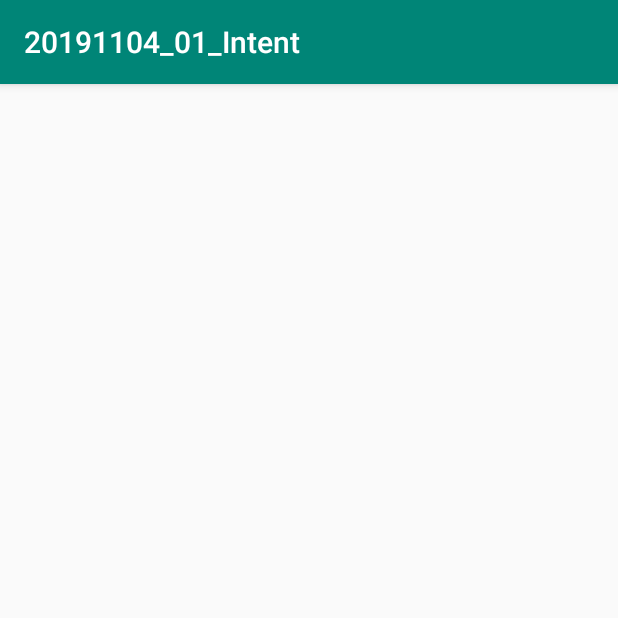
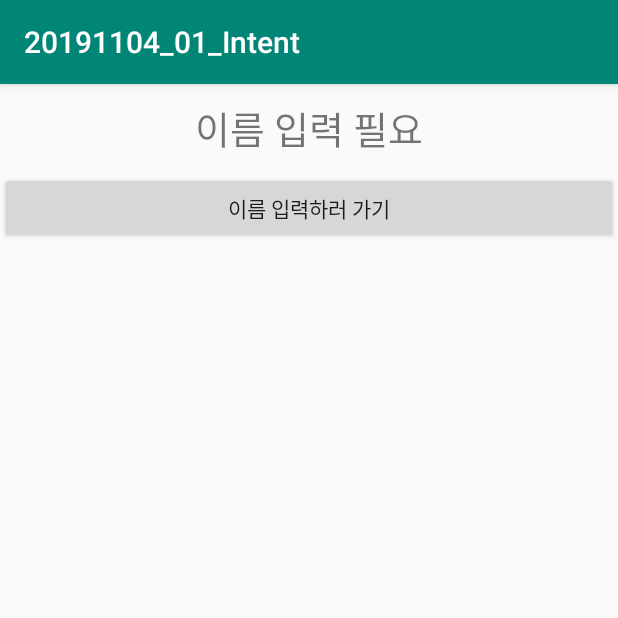
Before and after one commit to mikemskim/20191104_01_Intent, an Android app: the screen it shows after launch (MainActivity), on a phone screen of 412 x 824 dp, the top half of it. Run offline under Robolectric (Android 15) with nearby library versions, the phone set to English and light mode, and no system bars.

Commit message:
메인화면 그리기

```diff
--- a/app/src/main/res/layout/activity_main.xml
+++ b/app/src/main/res/layout/activity_main.xml
@@ -7,5 +7,23 @@
     android:orientation="vertical"
     tools:context=".MainActivity">
 
+    <LinearLayout
+        android:layout_width="match_parent"
+        android:layout_height="wrap_content"
+        android:padding="10dp"
+        android:gravity="center">
+
+        <TextView
+            android:layout_width="wrap_content"
+            android:layout_height="wrap_content"
+            android:textSize="25sp"
+            android:text="이름 입력 필요"/>
+
+    </LinearLayout>
+
+    <Button
+        android:layout_width="match_parent"
+        android:layout_height="wrap_content"
+        android:text="이름 입력하러 가기"/>
 
 </LinearLayout>
```
